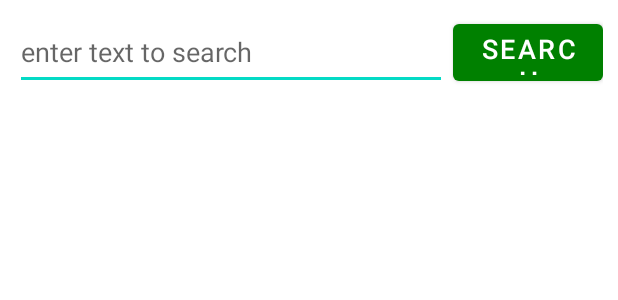
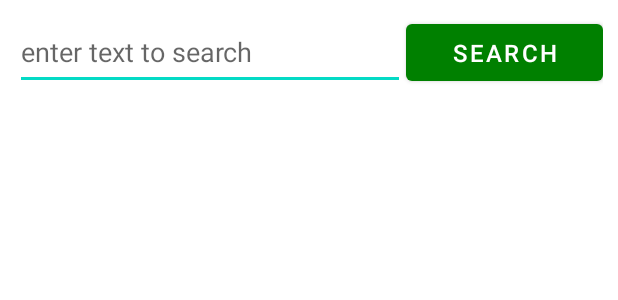
Before and after one commit to Young0z02/Act, an Android app: the layout fragment_plant_info.xml on its own in the app's theme, with its tools: preview values and no code run, on a phone screen of 412 x 824 dp. Shown: the top 300 px of the screen. Run offline under Robolectric (Android 15) with nearby library versions, the phone set to English and light mode, and no system bars.

Commit message:
Github finished!

```diff
--- a/app/src/main/java/com/example/myapplication/HomeFragment.java
+++ b/app/src/main/java/com/example/myapplication/HomeFragment.java
@@ -217,7 +217,7 @@ public class HomeFragment extends Fragment {
         else if (soilHumidity >= 2000 && soilHumidity < 2999)
             numOfDroplets = "💧💧💧";
         else
-            numOfDroplets = "💧💧💧💧";
+            numOfDroplets = "💧💧💧";
 
         soilHumidityTextView.setText(numOfDroplets);
 
--- a/app/src/main/res/layout/activity_edit_memo.xml
+++ b/app/src/main/res/layout/activity_edit_memo.xml
@@ -11,7 +11,7 @@
         android:hint="날짜" />
 
     <EditText
-        android:id="@+id/content"
+        android:id="@+id/date"
         android:layout_width="match_parent"
         android:layout_height="wrap_content"
         android:hint="내용" />
--- a/app/src/main/res/layout/fragment_plant_info.xml
+++ b/app/src/main/res/layout/fragment_plant_info.xml
@@ -16,13 +16,13 @@
 
         <EditText
             android:id="@+id/edit"
-            android:layout_width="288dp"
+            android:layout_width="260dp"
             android:layout_height="match_parent"
             android:hint="enter text to search" />
 
         <Button
             android:id="@+id/button"
-            android:layout_width="100dp"
+            android:layout_width="131dp"
             android:layout_height="match_parent"
             android:layout_alignParentEnd="true"
             android:layout_alignParentBottom="true"
@@ -30,7 +30,7 @@
             android:layout_marginBottom="0dp"
             android:onClick="mOnClick"
             android:text="search"
-            android:textSize="18sp" />
+            android:textSize="16sp" />
 
     </RelativeLayout>
 
@@ -45,11 +45,18 @@
             android:orientation="vertical">
 
             <TextView
+                android:id="@+id/result1"
+                android:layout_width="match_parent"
+                android:layout_height="304dp"
+                android:textSize="20sp"
+                android:textStyle="bold" />
+
+            <TextView
                 android:id="@+id/result"
                 android:layout_width="match_parent"
-                android:layout_height="wrap_content"
+                android:layout_height="356dp"
                 android:textSize="20sp"
-                android:textStyle="bold"/>
+                android:textStyle="bold" />
 
 
         </LinearLayout>
```
Also changed, not shown: app/src/main/java/com/example/myapplication/PlantInfoFragment.java (+97 -31 lines).
